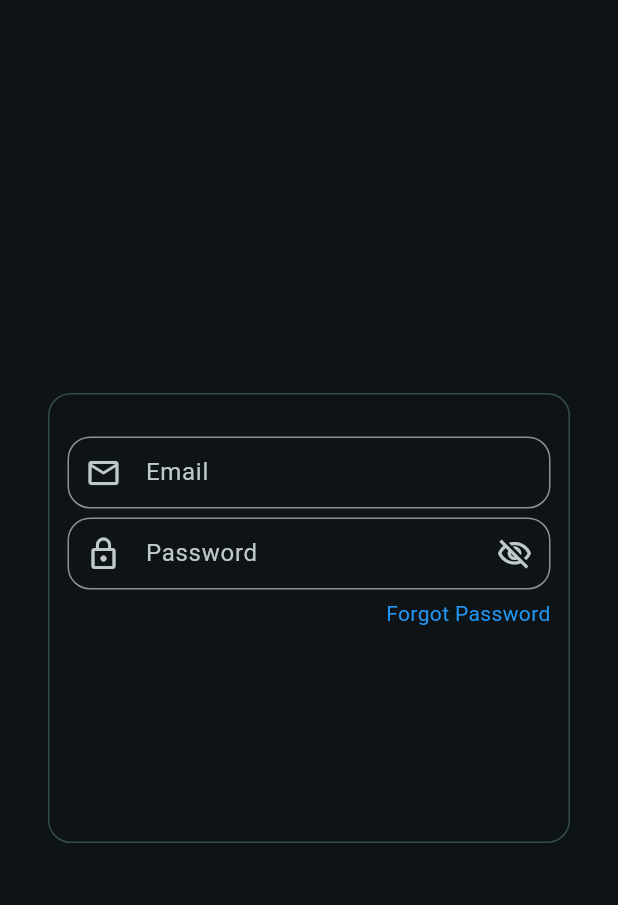
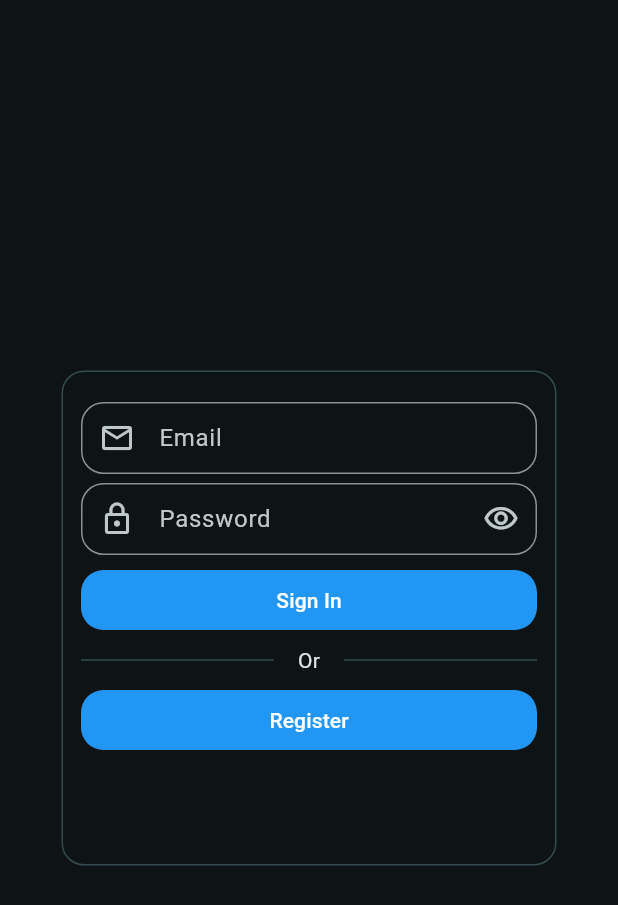
Before and after one commit to Progalt/comic_app, a Flutter app: the screen it shows after launch, on a phone screen of 412 x 824 dp. Shown: the top 905 px of the screen. Run offline on Flutter 3.47's test engine with Material 3 defaults, Android fonts, the phone set to English and light mode, and no system bars; our stand-ins replace google_fonts, supabase_flutter; accounts and stored records are empty.

Commit message:
More Work on login

```diff
--- a/lib/Backend/User.dart
+++ b/lib/Backend/User.dart
@@ -23,6 +23,10 @@ class AppUser {
     return true;
   }
 
+  void signOut() {
+    Supabase.instance.client.auth.signOut();
+  }
+
   // Returns if the comic is currently within the users comic collection
   bool isComicInCollection(int id, { int variant = 0 }) {
     return comicFake.containsKey("$id + $variant");
--- a/lib/Pages/login_page.dart
+++ b/lib/Pages/login_page.dart
@@ -1,5 +1,7 @@
 
 
+import 'package:comic_app/Backend/User.dart';
+import 'package:comic_app/Pages/home.dart';
 import 'package:flutter/material.dart';
 
 class LoginPage extends StatefulWidget {
@@ -13,15 +15,18 @@ class LoginPageState extends State<LoginPage> {
 
   bool obscureText = true;
 
+  TextEditingController emailController = TextEditingController();
+  TextEditingController passwordController = TextEditingController();
+
+  bool signingIn = false;
+
   @override
   Widget build(BuildContext context) {
     return Scaffold(
       body: Center(
-        child: Padding(
-          padding: const EdgeInsets.only(left: 32, right: 32),
         child: Container(
-            height: 300,
-            width: double.infinity,
+          width: 330,
+          height: 330,
           decoration: BoxDecoration(
             border: Border.all(
               color: Theme.of(context).colorScheme.secondaryContainer,
@@ -35,13 +40,16 @@ class LoginPageState extends State<LoginPage> {
           child: Padding(
             padding: const EdgeInsets.all(12.0),
             child: Column(
+              crossAxisAlignment: CrossAxisAlignment.start,
               children: [
 
-                  const SizedBox(height: 16.0),
+
+                const SizedBox(height: 8.0),
 
                 TextFormField(
+                  controller: emailController,
                   decoration: InputDecoration(
-                      prefixIcon: Icon(Icons.email_outlined, size: 24),
+                    prefixIcon: const Icon(Icons.email_outlined, size: 24),
                     hintText: "Email",
                     isDense: true,
                     border: OutlineInputBorder(borderRadius: BorderRadius.circular(15))
@@ -51,14 +59,15 @@ class LoginPageState extends State<LoginPage> {
                 const SizedBox(height: 6.0),
 
                 TextFormField(
+                  controller: passwordController,
                   obscureText: obscureText,
                   decoration: InputDecoration(
-                      prefixIcon: Icon(Icons.lock_outline, size: 24),
+                    prefixIcon: const Icon(Icons.lock_outline, size: 24),
                     hintText: "Password",
                     isDense: true,
                     border: OutlineInputBorder(borderRadius: BorderRadius.circular(15)),
                     suffixIcon: IconButton(
-                        icon: Icon(obscureText ? Icons.visibility_off_outlined : Icons.visibility_outlined, size: 24),
+                      icon: Icon(obscureText ? Icons.visibility_outlined : Icons.visibility_off_outlined, size: 24),
                       onPressed: () => setState(() {
                         obscureText = !obscureText;
                       }),
@@ -68,12 +77,68 @@ class LoginPageState extends State<LoginPage> {
 
                 const SizedBox(height: 6.0),
 
-                  Align(
-                    alignment: Alignment.centerRight,
-                    child: Text("Forgot Password", style: TextStyle(color: Colors.blue),),
-                  )
+                SizedBox(
+                  width: double.infinity,
+                  child:TextButton(
+                  onPressed: (){
+                    signingIn = true;
+                    appUser.signInWithPassword(emailController.text, passwordController.text).then((value) {
+                      if (value == false) {
+                        print("Failed to sign user in");
+                        signingIn = false;
+                        return;
+                      }
+
+                      Navigator.pushReplacement(context, PageRouteBuilder(
+                        pageBuilder: (context, animation, secondaryAnimation) => const HomePage(),
+                        transitionsBuilder: (context, animation, secondaryAnimation, child) {
+                          const begin = Offset(0.0, 1.0);
+                          const end = Offset.zero;
+                          const curve = Curves.ease;
+
+                          var tween = Tween(begin: begin, end: end).chain(CurveTween(curve: curve));
+
+                          return SlideTransition(
+                            position: animation.drive(tween),
+                            child: child,
+                          );
+                        },
+                      ));
+                    });
+                  },
+                  style: ButtonStyle(
+                    foregroundColor: MaterialStateProperty.all(Colors.white),
+                    backgroundColor: MaterialStateProperty.all(Colors.blue),
+                    shape: MaterialStateProperty.all(RoundedRectangleBorder( borderRadius: BorderRadius.circular(15) ))
+                  ),
+                  child: const Text("Sign In"))
+                ),
+
+                const SizedBox(height: 6.0),
+
+                Row(
+                  children: [
+                    Expanded(child: Divider(color: Theme.of(context).colorScheme.secondaryContainer,)),
+                    const SizedBox(width: 16),
+                    const Text("Or"),
+                    const SizedBox(width: 16),
+                    Expanded(child: Divider(color: Theme.of(context).colorScheme.secondaryContainer)),
+                  ],),
+
+                  const SizedBox(height: 6.0),
+
+                  SizedBox(
+                  width: double.infinity,
+                  child:TextButton(
+                  onPressed: (){},
+                  style: ButtonStyle(
+                    foregroundColor: MaterialStateProperty.all(Colors.white),
+                    backgroundColor: MaterialStateProperty.all(Colors.blue),
+                    shape: MaterialStateProperty.all(RoundedRectangleBorder( borderRadius: BorderRadius.circular(15) ))
+                  ),
+                  child: const Text("Register"))
+                ),
               ],
-              )
             )
           )
         )
```
Lines whose indentation alone changed are shown as unchanged.
